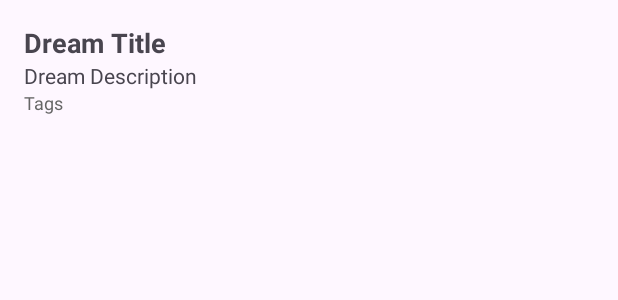
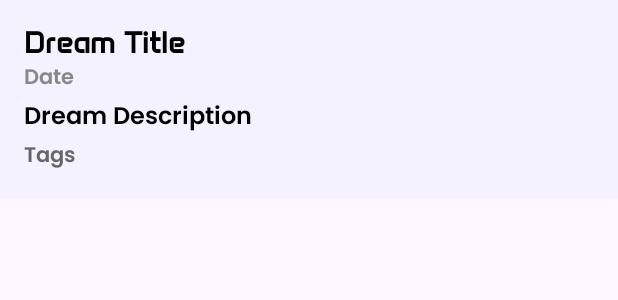
Before and after one commit to linamei0616/Somnigraph, an Android app: the layout item_dream.xml on its own in the app's theme, with its tools: preview values and no code run, on a phone screen of 412 x 824 dp. Shown: the top 300 px of the screen. Run offline under Robolectric (Android 15) with nearby library versions, the phone set to English and light mode, and no system bars.

Commit message:
styles/formatting

```diff
--- a/app/src/main/res/layout/item_dream.xml
+++ b/app/src/main/res/layout/item_dream.xml
@@ -3,32 +3,43 @@
     android:orientation="vertical"
     android:layout_width="match_parent"
     android:layout_height="wrap_content"
-    android:padding="16dp">
+    android:padding="16dp"
+    android:background="@color/light_purple">
 
-    <!-- Dream Title -->
     <TextView
         android:id="@+id/dream_title"
         android:layout_width="wrap_content"
         android:layout_height="wrap_content"
-        android:textSize="18sp"
+        android:fontFamily="@font/anta"
+        android:textSize="20sp"
         android:textStyle="bold"
+        android:textColor="@color/black"
         android:text="Dream Title" />
 
-    <!-- Dream Description -->
+    <TextView
+        android:id="@+id/dream_date"
+        android:layout_width="wrap_content"
+        android:layout_height="wrap_content"
+        android:fontFamily="@font/poppins_semi_bold"
+        android:textSize="14sp"
+        android:textColor="#888888"
+        android:text="Date" />
+
     <TextView
         android:id="@+id/dream_description"
         android:layout_width="wrap_content"
         android:layout_height="wrap_content"
-        android:textSize="14sp"
+        android:fontFamily="@font/poppins_semi_bold"
+        android:textSize="16sp"
+        android:textColor="@color/black"
         android:text="Dream Description" />
 
-    <!-- Dream Tags -->
     <TextView
         android:id="@+id/dream_tags"
         android:layout_width="wrap_content"
         android:layout_height="wrap_content"
-        android:textSize="12sp"
+        android:fontFamily="@font/poppins_semi_bold"
+        android:textSize="14sp"
         android:textColor="#666666"
         android:text="Tags" />
-
 </LinearLayout>
```
Also changed, not shown: app/src/main/java/com/example/somnigraph/WordCloud/DreamAdapter.java (+11 -11 lines), app/src/main/res/layout/activity_calendar_timelineview.xml (+3 -6 lines).
